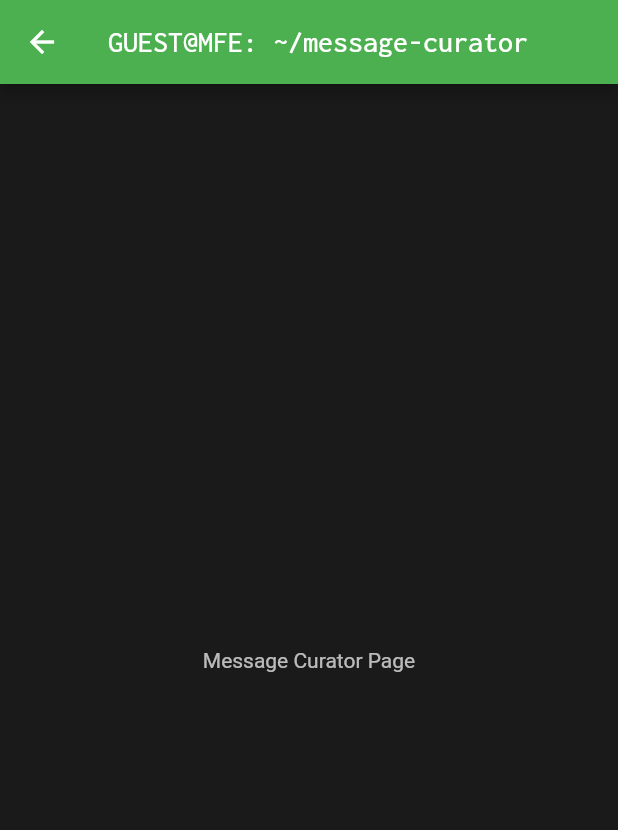
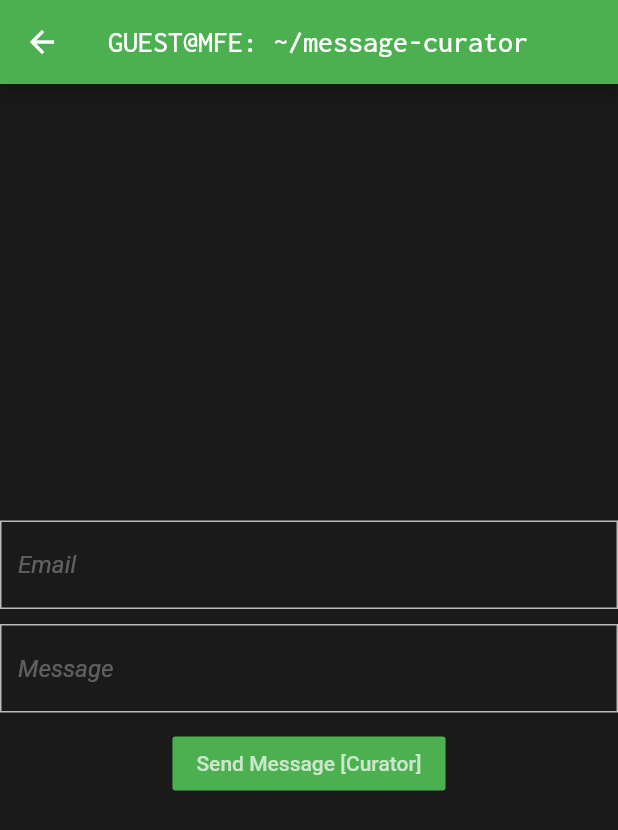
Before and after one commit to MomentsFromEarth/app, a Flutter app: the MessageCuratorPage screen opened by its route, on a phone screen of 412 x 824 dp. Shown: the top 830 px of the screen. Run offline on Flutter 3.47's test engine with Material 2 defaults, Android fonts, the phone set to English and light mode, and no system bars; our stand-ins replace shared_preferences; missing offline and left inert: amplify_auth_cognito, amplify_core; accounts and stored records are empty.

Commit message:
added textfields and controllers to message curator page

```diff
--- a/lib/widgets/pages/launch_page.dart
+++ b/lib/widgets/pages/launch_page.dart
@@ -35,7 +35,8 @@ class _LaunchPageState extends State<LaunchPage> {
   }
 
   void loadArchivePage() {
-    Navigator.of(context).pushReplacementNamed(ArchivePage.routeName);
+    Navigator.of(context).pushReplacementNamed(HomePage.routeName);
+    // Navigator.of(context).pushReplacementNamed(ArchivePage.routeName);
   }
 
   void loadHomePage() {
--- a/lib/widgets/pages/message_curator_page.dart
+++ b/lib/widgets/pages/message_curator_page.dart
@@ -1,7 +1,21 @@
 import 'package:flutter/material.dart';
 
-class MessageCuratorPage extends StatelessWidget {
+class MessageCuratorPage extends StatefulWidget {
   static const routeName = '/message-curator';
+
+  @override
+  _MessageCuratorPageState createState() => _MessageCuratorPageState();
+}
+
+class _MessageCuratorPageState extends State<MessageCuratorPage> {
+  final emailController =  TextEditingController();
+  final messageController = TextEditingController();
+
+  onSendMessagedPressed(BuildContext context) {
+    print('This is Email: ${emailController.text}');
+    print('This is Message: ${messageController.text}');
+  }
+
   @override
   Widget build(BuildContext context) {
     return Scaffold(
@@ -12,9 +26,53 @@ class MessageCuratorPage extends StatelessWidget {
         child: Column(
           mainAxisAlignment: MainAxisAlignment.center,
           children: <Widget>[
-            Text(
-              'Message Curator Page',
-            )
+            TextField(
+              controller: emailController,
+              decoration: InputDecoration(
+                enabledBorder: OutlineInputBorder(
+                  borderSide: BorderSide(color: Colors.white70),
+                  borderRadius: BorderRadius.circular(0.5)
+                ),
+                focusedBorder: OutlineInputBorder(
+                  borderSide: BorderSide(color: Colors.green),
+                  borderRadius: BorderRadius.circular(0.5)
+                ),
+                hintText: 'Email',
+                hintStyle: TextStyle(
+                  color: Colors.white30,
+                  fontStyle: FontStyle.italic,
+                ),
+              ),
+            ),
+            SizedBox(height: 10),
+            TextField(
+              controller: messageController,
+              decoration: InputDecoration(
+                enabledBorder: OutlineInputBorder(
+                  borderSide: BorderSide(color: Colors.white70),
+                  borderRadius: BorderRadius.circular(0.5)
+                ),
+                focusedBorder: OutlineInputBorder(
+                  borderSide: BorderSide(color: Colors.green),
+                  borderRadius: BorderRadius.circular(0.5)
+                ),
+                hintText: 'Message',
+                hintStyle: TextStyle(
+                  color: Colors.white30,
+                  fontStyle: FontStyle.italic,
+                ),
+              ),
+              keyboardType: TextInputType.multiline,
+              maxLength: null,
+              maxLines: null,
+            ),
+            SizedBox(height: 10),
+            FlatButton(
+              child: Text('Send Message [Curator]'),
+              color: Colors.green,
+              textColor: Colors.white70,
+              onPressed: () => onSendMessagedPressed(context),
+            ),
           ]
         )
       )
```
Also changed, not shown: 2 other files.
